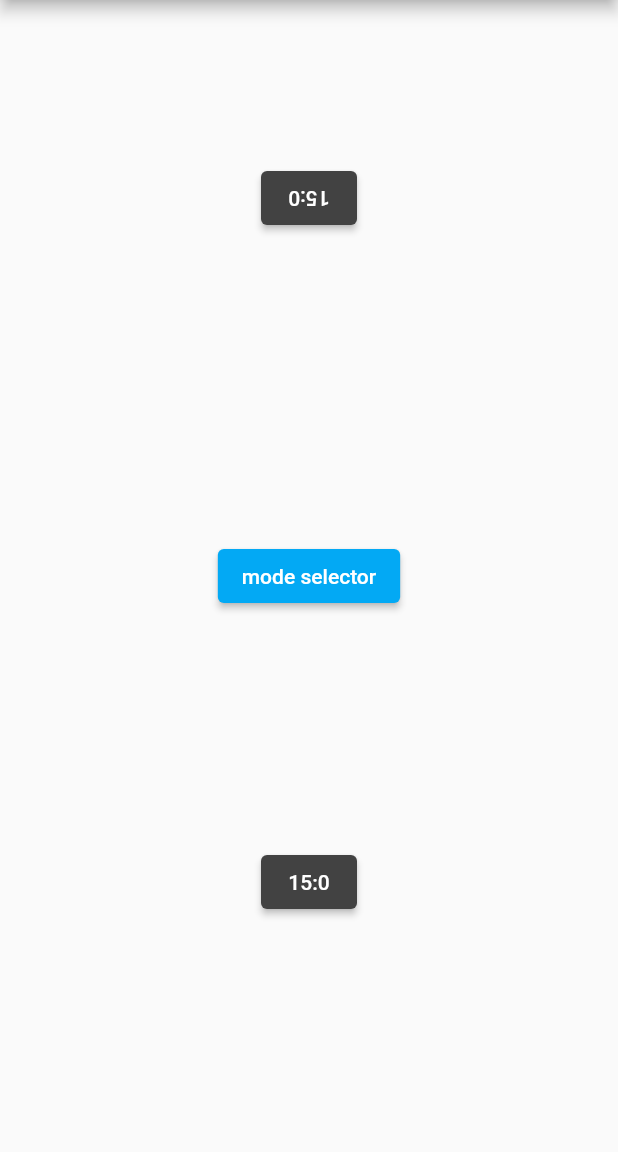
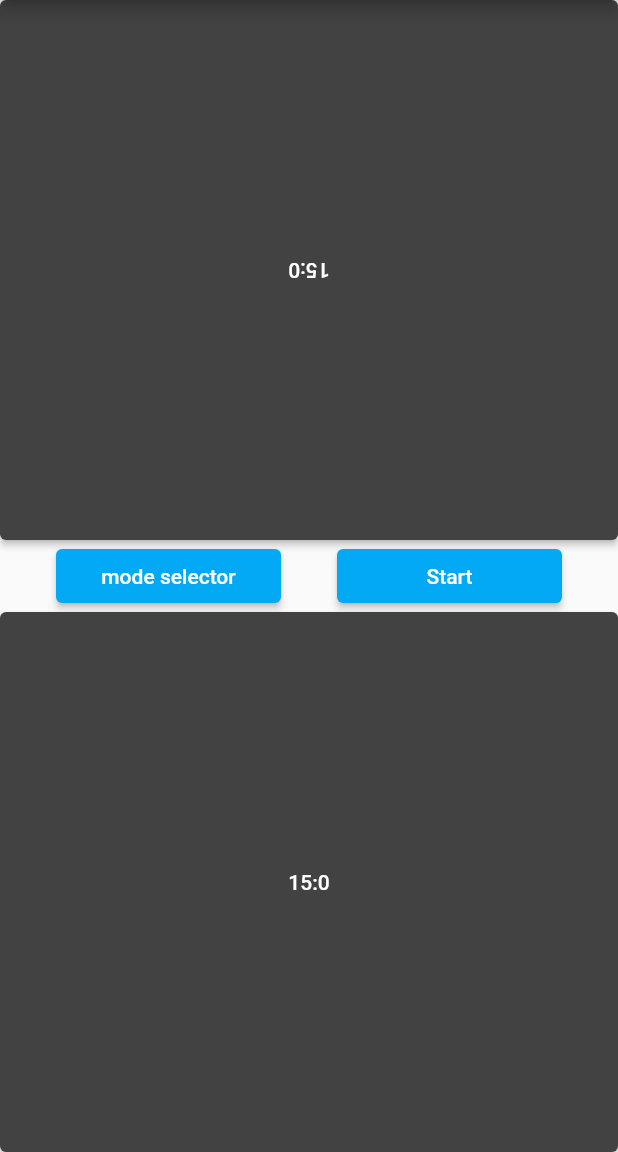
Before and after one commit to Waratax/project, a Flutter app: the screen it shows after launch, after a tap on "Chess timer", on a phone screen of 412 x 824 dp, the part 84-1236 px from its top. Run offline on Flutter 3.47's test engine with Material 2 defaults, Android fonts, the phone set to English and light mode, and no system bars; missing offline and left inert: dart:ffi, flutter_picker.

Commit message:
visual update of chess

```diff
--- a/lib/screens/games/Cards.dart
+++ b/lib/screens/games/Cards.dart
@@ -15,12 +15,16 @@ class _CardsScr extends State<CardsScr> {
   var incr = 2; //sec
   Timer? timerWhite;
   Timer? timerBlack;
+  var colorW = Colors.grey.shade800;
+  var colorB = Colors.grey.shade800;
 
   void startTimerWhite() {
     timerWhite = Timer.periodic(Duration(seconds: 1), (timer) {
       if (secondsW > 0) {
         setState(() {
           secondsW--;
+          colorB = Colors.grey.shade500;
+          colorW = Colors.grey.shade700;
         });
       }
     });
@@ -31,6 +35,8 @@ class _CardsScr extends State<CardsScr> {
       if (secondsB > 0) {
         setState(() {
           secondsB--;
+          colorW = Colors.grey.shade500;
+          colorB = Colors.grey.shade700;
         });
       }
     });
@@ -61,11 +67,10 @@ class _CardsScr extends State<CardsScr> {
         body: Center(
             child: Column(
           children: [
-            Spacer(),
-            Container(
-                alignment: FractionalOffset.center,
-                transform: Matrix4.rotationX(pi),
+            Expanded(
               child: Container(
+                width: double.infinity,
+                height: double.infinity,
                 child: ElevatedButton(
                     onPressed: () {
                       bool isRunning =
@@ -76,16 +81,20 @@ class _CardsScr extends State<CardsScr> {
                       } else {}
                     },
                     child: Transform(
-                        transform: Matrix4.rotationY(pi),
+                      transform: Matrix4.rotationZ(pi),
                       alignment: FractionalOffset.center,
                       child: Text(blackTime()),
                     ),
                     style: ElevatedButton.styleFrom(
-                        primary: Colors.grey.shade800,
+                      primary: colorB,
                     )),
-                )),
+              ),
+            ),
+            Row(
+              children: [
                 Spacer(),
                 Container(
+                  width: 150,
                   child: ElevatedButton(
                       onPressed: () {
                         stopBlack();
@@ -102,7 +111,6 @@ class _CardsScr extends State<CardsScr> {
                                         child: ElevatedButton(
                                           onPressed: () {
                                             setModeBullet();
-                                        startTimerWhite();
 
                                             Navigator.pop(context);
                                           },
@@ -114,7 +122,6 @@ class _CardsScr extends State<CardsScr> {
                                         child: ElevatedButton(
                                             onPressed: () {
                                               setModeBlitz();
-                                          startTimerWhite();
 
                                               Navigator.pop(context);
                                             },
@@ -125,7 +132,6 @@ class _CardsScr extends State<CardsScr> {
                                         child: ElevatedButton(
                                             onPressed: () {
                                               setModeRapid();
-                                          startTimerWhite();
 
                                               Navigator.pop(context);
                                             },
@@ -143,8 +149,23 @@ class _CardsScr extends State<CardsScr> {
                 ),
                 Spacer(),
                 Container(
-                child: Align(
-              alignment: FractionalOffset.center,
+                  width: 150,
+                  child: ElevatedButton(
+                      onPressed: () {
+                        startTimerWhite();
+                      },
+                      child: Text("Start"),
+                      style: ElevatedButton.styleFrom(
+                        primary: Colors.lightBlue,
+                      )),
+                ),
+                Spacer(),
+              ],
+            ),
+            Expanded(
+              child: Container(
+                width: double.infinity,
+                height: double.infinity,
                 child: ElevatedButton(
                     onPressed: () {
                       bool isRunning =
@@ -156,10 +177,10 @@ class _CardsScr extends State<CardsScr> {
                     },
                     child: Text(whiteTime()),
                     style: ElevatedButton.styleFrom(
-                    primary: Colors.grey.shade800,
+                      primary: colorW,
                     )),
-            )),
-            Spacer(),
+              ),
+            ),
           ],
         )));
   }
```
Lines whose indentation alone changed are shown as unchanged.
